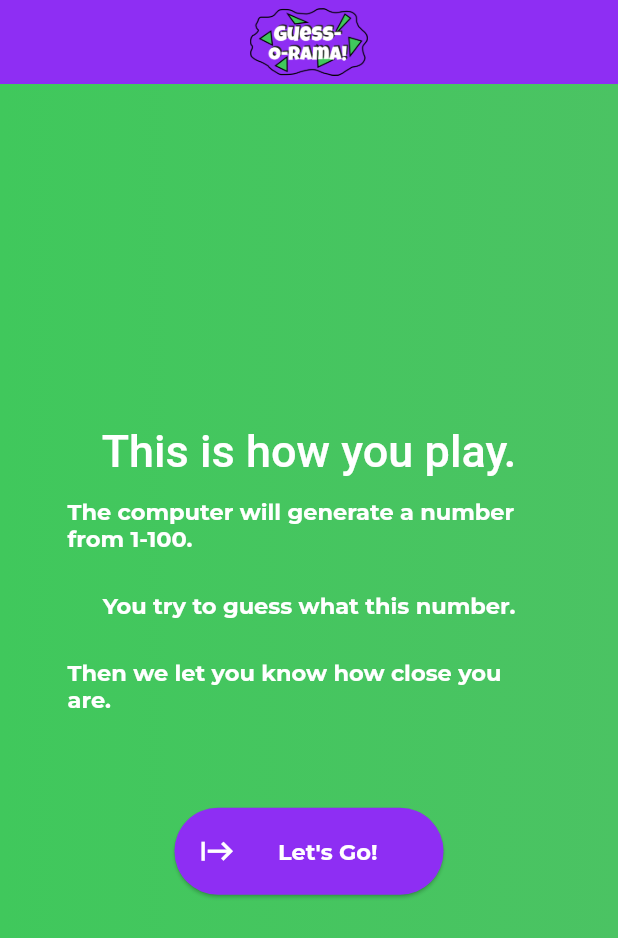
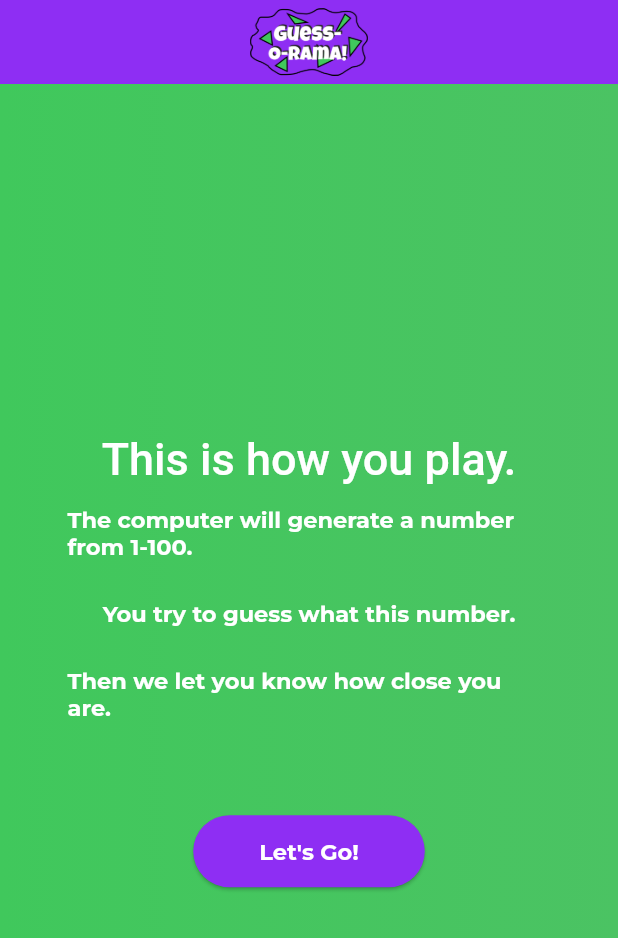
Before and after one commit to ProTechZ/Guess-O-Rama, a Flutter app: the screen it shows after launch, after a tap on "PLAY", on a phone screen of 412 x 824 dp. Shown: the top 938 px of the screen. Run offline on Flutter 3.47's test engine with Material 2 defaults, Android fonts, the phone set to English and light mode, and no system bars; our stand-ins replace google_fonts, shared_preferences, syncfusion_flutter_gauges.

Commit message:
Revert "refactoring code"
This reverts commit 232fd0c68955eecf778595a8ad34fce2a2c308f0.

```diff
--- a/lib/screens/choose_max_guess_screen.dart
+++ b/lib/screens/choose_max_guess_screen.dart
@@ -45,7 +45,7 @@ class _ChooseNumberLimitScreenState extends State<ChooseNumberLimitScreen> {
     final textTheme = Theme.of(context).textTheme;
 
     return DefaultScreen(
-      screen: Column(
+      body: Column(
         children: [
           Text(
             'If you want to change the number you are guessing upto, enter the number and press OK.',
--- a/lib/screens/home_screen.dart
+++ b/lib/screens/home_screen.dart
@@ -1,4 +1,5 @@
 import 'package:flutter/material.dart';
+import 'package:guess_o_rama/main.dart';
 import 'package:guess_o_rama/widgets/default_button.dart';
 import 'package:guess_o_rama/widgets/default_screen.dart';
 import 'package:guess_o_rama/screens/loading_screen.dart';
@@ -13,8 +14,8 @@ class HomeScreen extends StatelessWidget {
     final textTheme = Theme.of(context).textTheme;
 
     return DefaultScreen(
-      useAppBar: false,
-      screen: Center(
+      useAppbar: false,
+      body: Center(
         child: Column(
           mainAxisAlignment: MainAxisAlignment.center,
           children: [
@@ -24,6 +25,8 @@ class HomeScreen extends StatelessWidget {
               child: Image(image: AssetImage('assets/Logo.png')),
             ),
             const SizedBox(height: 50),
+            Column(
+              children: [
                 DefaultButton(
                   onPressed: () => Utils().moveToNewScreen(
                     context,
@@ -45,6 +48,8 @@ class HomeScreen extends StatelessWidget {
                   textStyle: textTheme.displayLarge!,
                   icon: Icons.edit,
                   iconSize: 40,
+                ),
+              ],
             )
           ],
         ),
--- a/lib/screens/loading_screen.dart
+++ b/lib/screens/loading_screen.dart
@@ -1,6 +1,5 @@
 import 'package:flutter/material.dart';
 import 'package:guess_o_rama/screens/playing_screen.dart';
-import 'package:guess_o_rama/widgets/default_button.dart';
 import 'package:guess_o_rama/widgets/default_screen.dart';
 import 'package:guess_o_rama/functions/utility_functions.dart';
 
@@ -9,10 +8,11 @@ class LoadingScreen extends StatelessWidget {
 
   @override
   Widget build(BuildContext context) {
-    final textTheme = Theme.of(context).textTheme;
+    final bodyMediumTheme = Theme.of(context).textTheme.bodyMedium!;
+    final bodyLargeTheme = Theme.of(context).textTheme.bodyLarge!;
 
     return DefaultScreen(
-      screen: Container(
+      body: Container(
         padding: const EdgeInsets.all(20),
         child: Column(
           mainAxisAlignment: MainAxisAlignment.center,
@@ -20,7 +20,7 @@ class LoadingScreen extends StatelessWidget {
             Text(
               'This is how you play.',
               textAlign: TextAlign.center,
-              style: textTheme.bodyLarge,
+              style: bodyLargeTheme,
             ),
             SizedBox(
               height: 170,
@@ -33,7 +33,7 @@ class LoadingScreen extends StatelessWidget {
                         return Text(
                           'The computer will generate a number from 1-${snapshot.data}.',
                           textAlign: TextAlign.left,
-                          style: textTheme.bodyMedium,
+                          style: bodyMediumTheme,
                         );
                       }
                       return const Text('');
@@ -52,15 +52,22 @@ class LoadingScreen extends StatelessWidget {
               ),
             ),
             const SizedBox(height: 50),
-            DefaultButton(
+            ElevatedButton(
               onPressed: () => Utils().moveToNewScreen(
                 context,
                 const PlayingScreen(),
               ),
-              text: "Let's Go!",
-              textStyle: textTheme.displayMedium!,
-              icon: Icons.start,
-            ),
+              child: Container(
+                padding: const EdgeInsets.symmetric(
+                  vertical: 15,
+                  horizontal: 20,
+                ),
+                child: Text(
+                  'Let\'s Go!',
+                  style: Theme.of(context).textTheme.displayMedium,
+                ),
+              ),
+            )
           ],
         ),
       ),
--- a/lib/screens/playing_screen.dart
+++ b/lib/screens/playing_screen.dart
@@ -142,16 +142,8 @@ class _PlayingScreenState extends State<PlayingScreen> {
     final textTheme = Theme.of(context).textTheme;
 
     return DefaultScreen(
-      appBarActions: [
-        IconButton(
-          icon: const Icon(Icons.restart_alt, color: Colors.white),
-          onPressed: () => Utils().moveToNewScreen(
-            context,
-            const PlayingScreen(),
-          ),
-        )
-      ],
-      screen: Column(
+      useRestart: true,
+      body: Column(
         children: [
           FutureBuilder(
             future: Utils().getMaxGuess(),
--- a/lib/screens/results_screen.dart
+++ b/lib/screens/results_screen.dart
@@ -18,7 +18,7 @@ class ResultsScreen extends StatelessWidget {
     final textTheme = Theme.of(context).textTheme;
 
     return DefaultScreen(
-      screen: Column(
+      body: Column(
         mainAxisAlignment: MainAxisAlignment.center,
         children: [
           Text(
@@ -43,15 +43,6 @@ class ResultsScreen extends StatelessWidget {
             textStyle: textTheme.displayMedium!,
             icon: Icons.fast_forward,
           ),
-          DefaultButton(
-            onPressed: () => Utils().moveToNewScreen(
-              context,
-              const PlayingScreen(),
-            ),
-            text: 'Play Again',
-            textStyle: textTheme.displayMedium!,
-            icon: Icons.fast_forward,
-          ),
         ],
       ),
     );
--- a/lib/widgets/default_button.dart
+++ b/lib/widgets/default_button.dart
@@ -38,7 +38,10 @@ class DefaultButton extends StatelessWidget {
           color: colorScheme.primary,
         ),
         label: Container(
-          padding: const EdgeInsets.symmetric(horizontal: 20, vertical: 20),
+          padding: const EdgeInsets.symmetric(
+            horizontal: 20,
+            vertical: 20,
+          ),
           child: Text(
             text,
             style: textStyle.copyWith(color: kColorScheme.primary),
--- a/lib/widgets/default_screen.dart
+++ b/lib/widgets/default_screen.dart
@@ -1,27 +1,27 @@
 import 'package:flutter/material.dart';
+import 'package:guess_o_rama/functions/utility_functions.dart';
+import 'package:guess_o_rama/main.dart';
 import 'package:guess_o_rama/screens/home_screen.dart';
-import 'package:guess_o_rama/functions/utility_functions.dart';
+import 'package:guess_o_rama/screens/playing_screen.dart';
 
 class DefaultScreen extends StatelessWidget {
   const DefaultScreen({
     super.key,
-    this.appBarActions,
-    this.useAppBar = true,
-    required this.screen,
+    this.useRestart = false,
+    this.useAppbar = true,
+    required this.body,
   });
 
-  final Widget screen;
-  final bool useAppBar;
-  final List<Widget>? appBarActions;
+  final Widget body;
+  final bool useAppbar;
+  final bool useRestart;
 
   @override
   Widget build(BuildContext context) {
-    final colorScheme = Theme.of(context).colorScheme;
-
     return Scaffold(
-      appBar: useAppBar
+      appBar: useAppbar
           ? AppBar(
-              automaticallyImplyLeading: false,
+            automaticallyImplyLeading: false,
               title: GestureDetector(
                 onTap: () => Utils().moveToNewScreen(
                   context,
@@ -35,7 +35,20 @@ class DefaultScreen extends StatelessWidget {
                   ),
                 ),
               ),
-              actions: appBarActions ?? [],
+              actions: useRestart
+                  ? [
+                      IconButton(
+                        icon: const Icon(
+                          Icons.restart_alt,
+                          color: Colors.white,
+                        ),
+                        onPressed: () => Utils().moveToNewScreen(
+                          context,
+                          const PlayingScreen(),
+                        ),
+                      )
+                    ]
+                  : null,
               centerTitle: true,
             )
           : null,
@@ -43,13 +56,10 @@ class DefaultScreen extends StatelessWidget {
         padding: const EdgeInsets.symmetric(horizontal: 25, vertical: 20),
         decoration: BoxDecoration(
           gradient: LinearGradient(
-            colors: [
-              colorScheme.secondary,
-              const Color.fromARGB(255, 75, 195, 99),
-            ],
+            colors: [kGreen, const Color.fromARGB(255, 75, 195, 99)],
           ),
         ),
-        child: screen,
+        child: body,
       ),
     );
   }
```
Also changed, not shown: 1 other file. Lines whose indentation alone changed are shown as unchanged.
